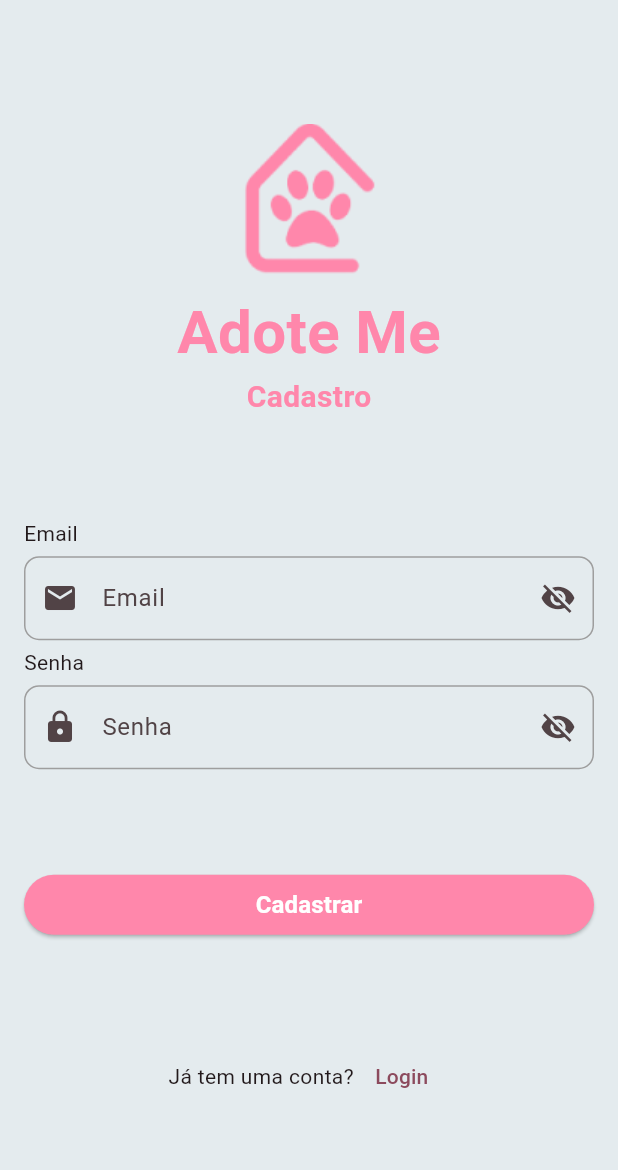
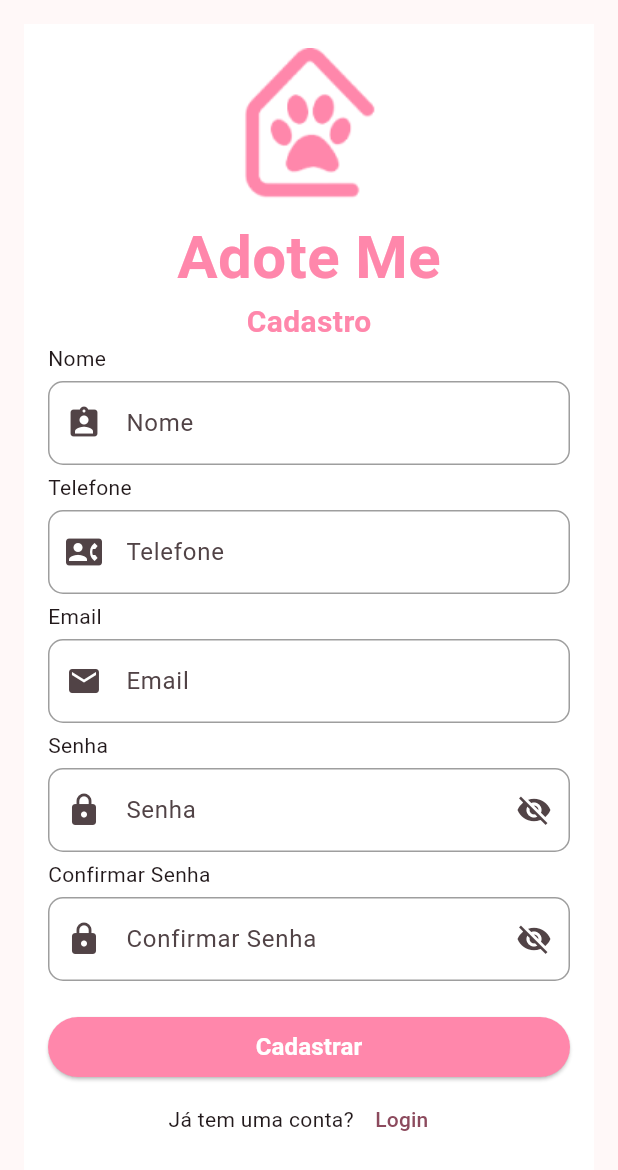
Before and after one commit to waltereidi/unimar_flutter, a Flutter app: the CadastroPage screen opened by its route, on a phone screen of 412 x 824 dp. Shown: the top 1170 px of the screen. Run offline on Flutter 3.47's test engine with Material 3 defaults, Android fonts, the phone set to English and light mode, and no system bars; our stand-ins replace equatable, localstorage; network calls fail.

Commit message:
Adicionado interface de servico http e novos campos para o cadastro

```diff
--- /dev/null
+++ b/lib/interfaces/httpNativeInterface.dart
@@ -0,0 +1,3 @@
+abstract interface class HttpNativeInterface {
+  Future<Map<String, dynamic>> fetchPost(String url, String body);
+}
--- a/lib/models/cadastroPetAdoptRequest.dart
+++ b/lib/models/cadastroPetAdoptRequest.dart
@@ -1,9 +1,12 @@
+import 'package:unimar_sab_19/valueObject/emailAddress.dart';
+import 'package:unimar_sab_19/valueObject/password.dart';
+
 class CadastroPetAdoptRequest {
   final String name;
-  final String email;
+  final EmailAddress email;
   final String phone;
-  final String password;
-  final String confirmPassword;
+  final Password password;
+  final Password confirmPassword;
 
   CadastroPetAdoptRequest({
     required this.name,
--- /dev/null
+++ b/lib/services/apiService.dart
@@ -0,0 +1,18 @@
+import 'dart:io';
+
+import 'package:unimar_sab_19/interfaces/httpNativeInterface.dart';
+import 'package:unimar_sab_19/services/httpNative.dart';
+import 'package:unimar_sab_19/valueObject/emailAddress.dart';
+import 'package:unimar_sab_19/valueObject/password.dart';
+
+class ApiService {
+  final HttpNativeInterface httpService;
+
+  ApiService._(this.httpService);
+
+  factory ApiService.getService() {
+    var client = HttpClient();
+    var httpService = HttpNative(client: client);
+    return ApiService._(httpService);
+  }
+}
--- a/lib/services/httpNative.dart
+++ b/lib/services/httpNative.dart
@@ -1,7 +1,9 @@
 import 'dart:io';
 import 'dart:convert';
 
-class HttpNative {
+import 'package:unimar_sab_19/interfaces/httpNativeInterface.dart';
+
+class HttpNative implements HttpNativeInterface {
   final HttpClient httpClient;
 
   HttpNative({HttpClient? client}) : httpClient = client ?? HttpClient();
--- a/lib/views/cadastro/cadastro_page.dart
+++ b/lib/views/cadastro/cadastro_page.dart
@@ -58,8 +58,11 @@ class _CadastroPageState extends State<CadastroPage> {
   @override
   Widget build(BuildContext context) {
     return Scaffold(
-      body: Container(
-        color: const Color.fromARGB(255, 228, 235, 238),
+      body: SafeArea(
+        child: SingleChildScrollView(
+          padding: const EdgeInsets.all(16.0),
+          child: Container(
+            color: const Color.fromARGB(255, 255, 255, 255),
             padding: const EdgeInsets.all(16.0),
             child: Column(
               mainAxisAlignment: MainAxisAlignment.spaceEvenly,
@@ -92,17 +95,51 @@ class _CadastroPageState extends State<CadastroPage> {
                   mainAxisAlignment: MainAxisAlignment.start,
                   crossAxisAlignment: CrossAxisAlignment.start,
                   children: [
+                    Text("Nome"),
+                    TextField(
+                      decoration: InputDecoration(
+                        prefixIcon: Icon(Icons.assignment_ind_rounded),
+
+                        enabledBorder: OutlineInputBorder(
+                          borderSide: BorderSide(color: Colors.grey),
+                          borderRadius: BorderRadius.circular(10.0),
+                        ),
+                        focusedBorder: OutlineInputBorder(
+                          borderSide: BorderSide(color: Color(0xFFFF87AB)),
+                          borderRadius: BorderRadius.circular(10.0),
+                        ),
+                        border: OutlineInputBorder(
+                          borderRadius: BorderRadius.circular(10.0),
+                        ),
+                        hintText: "Digite seu nome",
+                        labelText: "Nome",
+                      ),
+                    ),
+                    Text("Telefone"),
+                    TextField(
+                      decoration: InputDecoration(
+                        prefixIcon: Icon(Icons.contact_phone),
+                        enabledBorder: OutlineInputBorder(
+                          borderSide: BorderSide(color: Colors.grey),
+                          borderRadius: BorderRadius.circular(10.0),
+                        ),
+                        focusedBorder: OutlineInputBorder(
+                          borderSide: BorderSide(color: Color(0xFFFF87AB)),
+                          borderRadius: BorderRadius.circular(10.0),
+                        ),
+                        border: OutlineInputBorder(
+                          borderRadius: BorderRadius.circular(10.0),
+                        ),
+                        hintText: "Digite seu telefone",
+                        labelText: "Telefone",
+                      ),
+                    ),
                     Text("Email"),
                     TextField(
                       controller: _controllerEmail,
                       decoration: InputDecoration(
                         prefixIcon: Icon(Icons.email),
-                    suffixIcon: IconButton(
-                      onPressed: _changeObscureText,
-                      icon: _obscureText
-                          ? Icon(Icons.visibility_off)
-                          : Icon(Icons.visibility),
-                    ),
+
                         enabledBorder: OutlineInputBorder(
                           borderSide: BorderSide(color: Colors.grey),
                           borderRadius: BorderRadius.circular(10.0),
@@ -121,7 +158,8 @@ class _CadastroPageState extends State<CadastroPage> {
                     ),
                     Text("Senha"),
                     TextField(
-                  obscureText: _obscureText, // This hides the password input
+                      obscureText:
+                          _obscureText, // This hides the password input
                       controller: _controllerSenha,
                       decoration: InputDecoration(
                         prefixIcon: Icon(Icons.lock),
@@ -147,9 +185,38 @@ class _CadastroPageState extends State<CadastroPage> {
                         errorText: _passwordError,
                       ),
                     ),
+                    Text("Confirmar Senha"),
+                    TextField(
+                      obscureText:
+                          _obscureText, // This hides the password input
+                      controller: _controllerSenha,
+                      decoration: InputDecoration(
+                        prefixIcon: Icon(Icons.lock),
+                        suffixIcon: IconButton(
+                          onPressed: _changeObscureText,
+                          icon: _obscureText
+                              ? Icon(Icons.visibility_off)
+                              : Icon(Icons.visibility),
+                        ),
+                        enabledBorder: OutlineInputBorder(
+                          borderSide: BorderSide(color: Colors.grey),
+                          borderRadius: BorderRadius.circular(10.0),
+                        ),
+                        focusedBorder: OutlineInputBorder(
+                          borderSide: BorderSide(color: Color(0xFFFF87AB)),
+                          borderRadius: BorderRadius.circular(10.0),
+                        ),
+                        border: OutlineInputBorder(
+                          borderRadius: BorderRadius.circular(10.0),
+                        ),
+                        hintText: "Digite sua senha",
+                        labelText: "Confirmar Senha",
+                        errorText: _passwordError,
+                      ),
+                    ),
                   ],
                 ),
-
+                SizedBox(height: 20),
                 SizedBox(
                   width: double.infinity,
                   child: ElevatedButton(
@@ -186,6 +253,8 @@ class _CadastroPageState extends State<CadastroPage> {
               ],
             ),
           ),
+        ),
+      ),
     );
   }
 }
```
Lines whose indentation alone changed are shown as unchanged.
